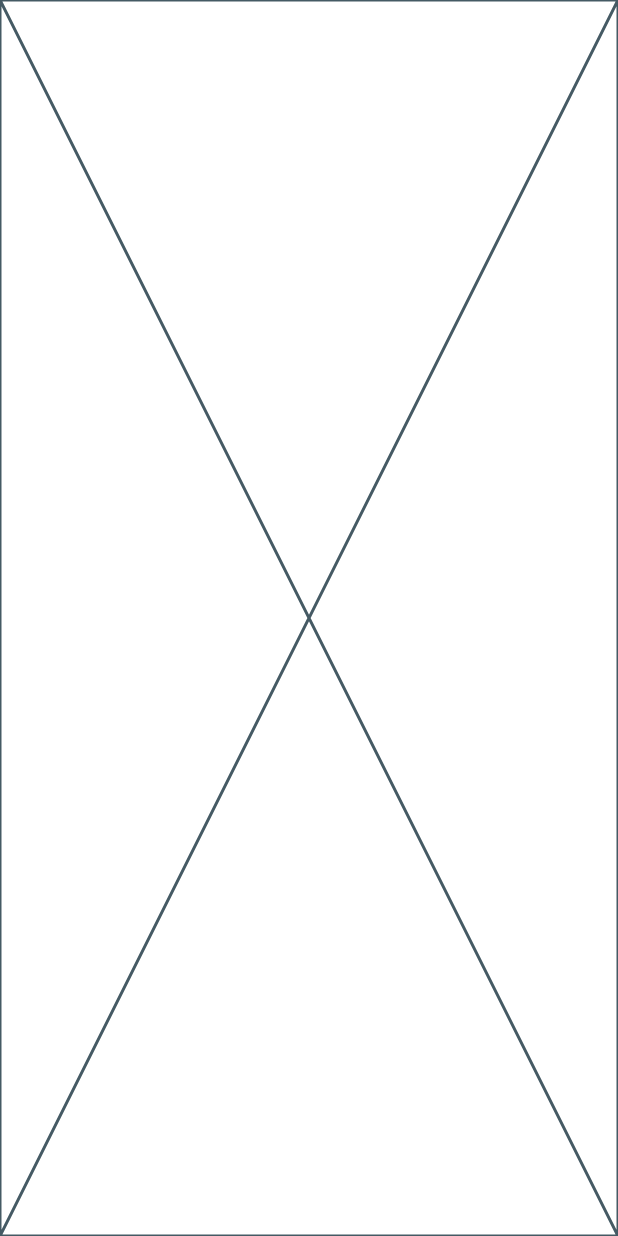
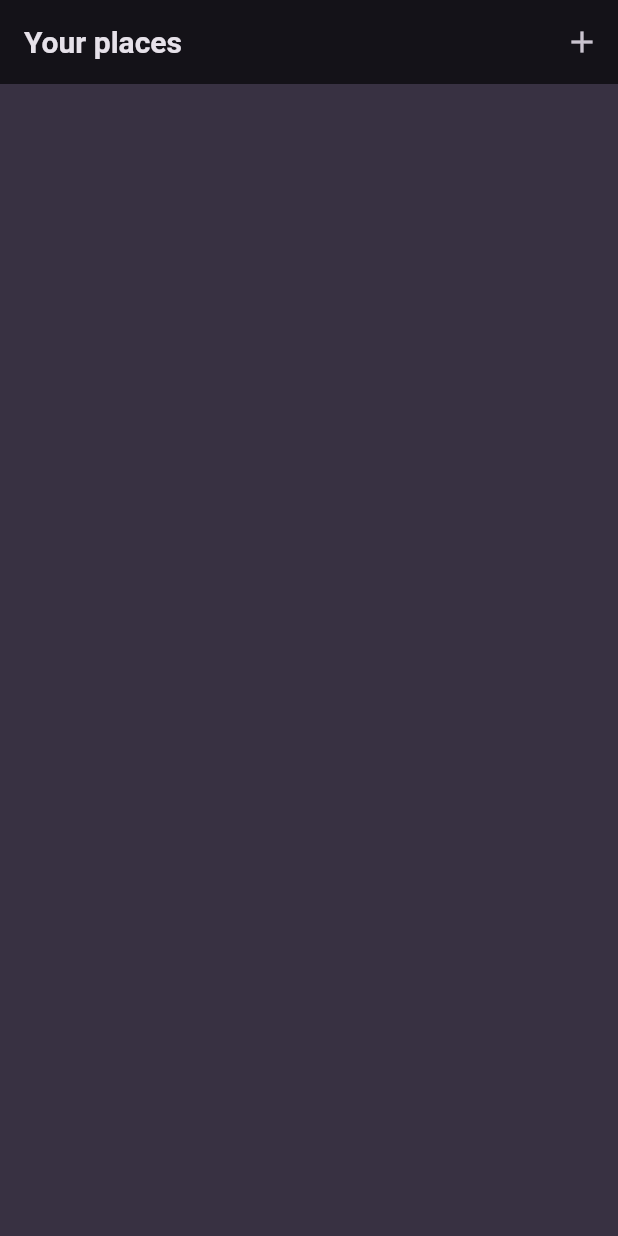
Before and after one commit to drood87/favorite_places, a Flutter app: the screen it shows after launch, on a phone screen of 412 x 824 dp. Run offline on Flutter 3.47's test engine with Material 2 defaults, Android fonts, the phone set to English and light mode, and no system bars; our stand-ins replace google_fonts.

Commit message:
creating screens and widgets WIP / adding bloc package

```diff
--- a/lib/main.dart
+++ b/lib/main.dart
@@ -1,3 +1,4 @@
+import 'package:favorite_places/screens/favorite_places.dart';
 import 'package:flutter/material.dart';
 
 import 'package:google_fonts/google_fonts.dart';
@@ -39,7 +40,7 @@ class MyApp extends StatelessWidget {
     return MaterialApp(
       title: 'Great Places',
       theme: theme,
-      home: const Placeholder(),
+      home: const FavoritePlaces(),
     );
   }
 }
--- /dev/null
+++ b/lib/screens/favorite_places.dart
@@ -0,0 +1,31 @@
+import 'package:favorite_places/screens/add_places.dart';
+import 'package:flutter/material.dart';
+
+class FavoritePlaces extends StatelessWidget {
+  const FavoritePlaces({super.key});
+
+  void _addPlaces(BuildContext context) {
+    Navigator.of(context).push(
+      MaterialPageRoute(
+        builder: (ctx) => const AddPlaces(),
+      ),
+    );
+  }
+
+  @override
+  Widget build(BuildContext context) {
+    return Scaffold(
+      appBar: AppBar(
+        title: const Text('Your places'),
+        actions: <Widget>[
+          IconButton(
+            icon: const Icon(Icons.add),
+            onPressed: () {
+              _addPlaces(context);
+            },
+          ),
+        ],
+      ),
+    );
+  }
+}
--- a/pubspec.yaml
+++ b/pubspec.yaml
@@ -36,6 +36,7 @@ dependencies:
   # Use with the CupertinoIcons class for iOS style icons.
   cupertino_icons: ^1.0.2
   google_fonts: ^6.1.0
+  flutter_bloc: ^8.0.0
 
 dev_dependencies:
   flutter_test:
```
Also changed, not shown: lib/screens/add_places.dart (added, +63 -0 lines), lib/screens/place_details.dart (added, +10 -0 lines), lib/models/places.dart (added), pubspec.lock.
